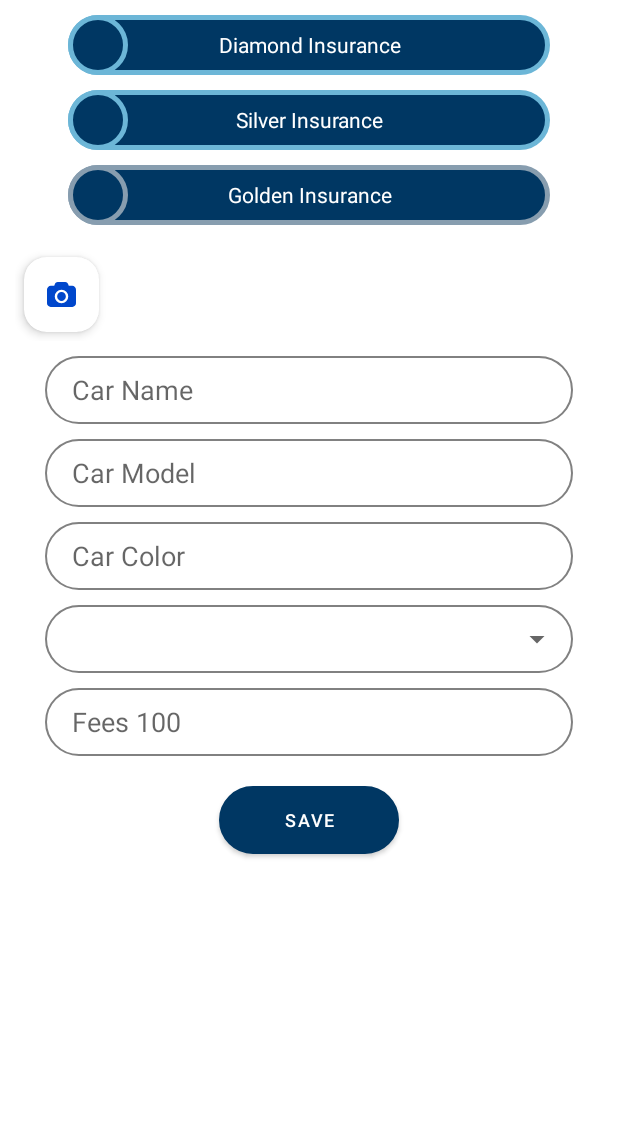
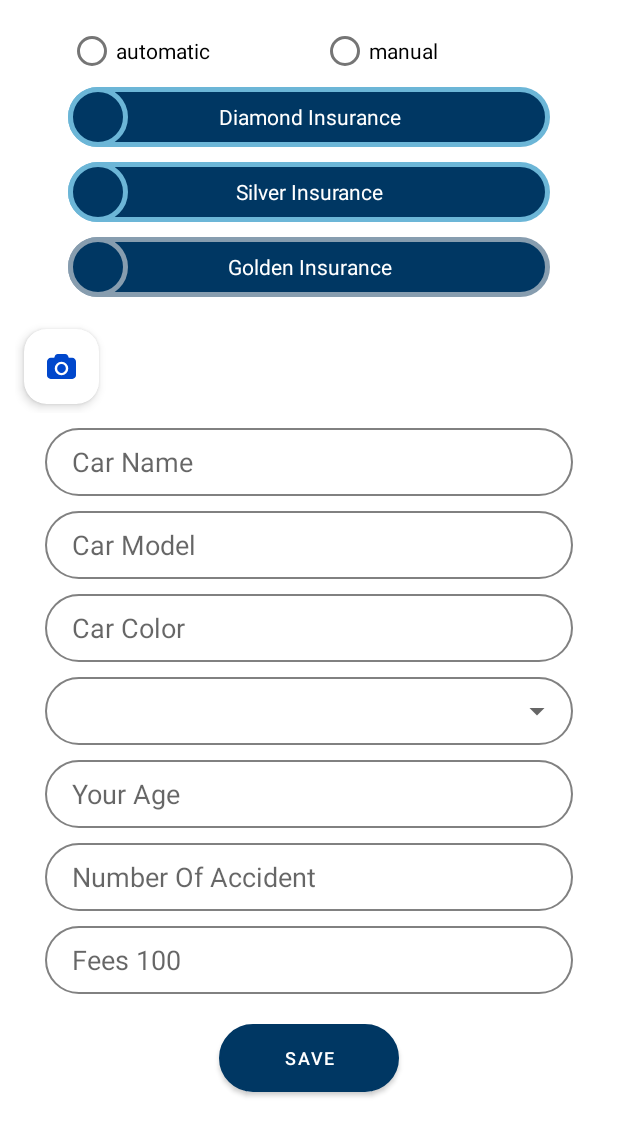
Before and after one commit to mahmoudhlal/Car-Insurance, an Android app: the layout fragment_insurance_request.xml on its own in the app's theme, with its tools: preview values and no code run, on a phone screen of 412 x 824 dp. Shown: the top 1136 px of the screen. Run offline under Robolectric (Android 15) with nearby library versions, the phone set to English and light mode, and no system bars.

Commit message:
some edits

```diff
--- a/app/src/main/res/layout/fragment_insurance_request.xml
+++ b/app/src/main/res/layout/fragment_insurance_request.xml
@@ -19,6 +19,33 @@
         android:layout_width="match_parent"
         android:layout_height="wrap_content">
 
+        <RadioGroup
+            android:id="@+id/radioGroup"
+            android:layout_width="match_parent"
+            android:layout_height="wrap_content"
+            android:orientation="horizontal"
+            android:layout_marginStart="35dp"
+            android:layout_marginEnd="35dp">
+
+            <com.google.android.material.radiobutton.MaterialRadioButton
+                android:layout_width="wrap_content"
+                android:layout_height="wrap_content"
+                android:layout_weight="1"
+                android:text="automatic"
+                android:gravity="center_vertical"
+                android:id="@+id/autoRadio"
+                />
+
+            <com.google.android.material.radiobutton.MaterialRadioButton
+                android:layout_width="wrap_content"
+                android:layout_height="wrap_content"
+                android:layout_weight="1"
+                android:text="manual"
+                android:id="@+id/manualRadio"
+                />
+
+
+        </RadioGroup>
 
         <RelativeLayout
             android:id="@+id/relDiamond"
@@ -125,6 +152,7 @@
             android:layout_marginBottom="10dp"
             android:id="@+id/txtDetails"
             android:visibility="gone"
+            android:gravity="center"
             android:layout_width="match_parent"
             android:layout_height="wrap_content"
             android:textColor="@color/colorPrimary"
@@ -241,6 +269,42 @@
 
         </RelativeLayout>
 
+        <EditText
+            android:hint="@string/your_age"
+            android:layout_marginStart="20dp"
+            android:visibility="visible"
+            android:paddingStart="18dp"
+            android:paddingEnd="18dp"
+
+            android:layout_marginTop="10dp"
+            android:layout_marginEnd="20dp"
+            android:background="@drawable/shape_border"
+            android:id="@+id/edtAge"
+            android:inputType="number"
+            android:layout_width="match_parent"
+            android:layout_height="45dp"
+            android:padding="5dp"
+            android:textColor="@color/colorBlack"
+            />
+
+        <EditText
+            android:hint="@string/NumOfAccident"
+            android:layout_marginStart="20dp"
+            android:visibility="visible"
+            android:paddingStart="18dp"
+            android:paddingEnd="18dp"
+
+            android:layout_marginTop="10dp"
+            android:layout_marginEnd="20dp"
+            android:background="@drawable/shape_border"
+            android:id="@+id/edtNumOfAccident"
+            android:inputType="number"
+            android:layout_width="match_parent"
+            android:layout_height="45dp"
+            android:padding="5dp"
+            android:textColor="@color/colorBlack"
+            />
+
 
 
         <RelativeLayout
--- a/app/src/main/res/values/strings.xml
+++ b/app/src/main/res/values/strings.xml
@@ -64,6 +64,8 @@
     <string name="confirm_pay">Confirm Pay</string>
     <string name="cvv">CVV</string>
     <string name="feees">Fees 100</string>
+    <string name="your_age">Your Age</string>
+    <string name="NumOfAccident">Number Of Accident</string>
 
 
 </resources>
```
Also changed, not shown: app/src/main/java/com/mahmoud/carsinsurance/ui/user/company/tabs/InsuranceRequestFragment.kt (+46 -1 lines), app/src/main/res/layout/fragment_register.xml (+10 -10 lines).
